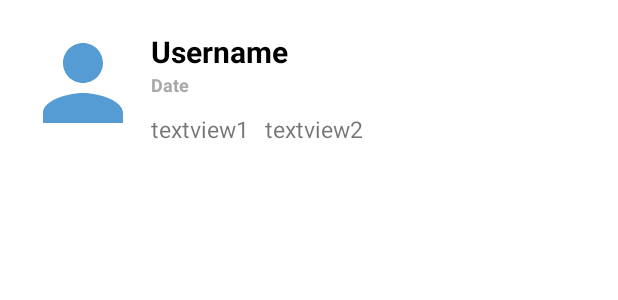
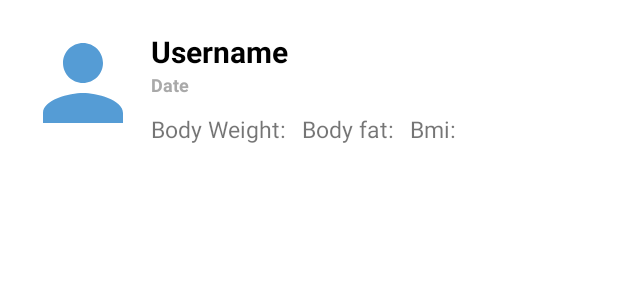
Before and after one commit to o-huang/FinalProjectCS5520, an Android app: the layout share_public_list_items.xml on its own in the app's theme, with its tools: preview values and no code run, on a phone screen of 412 x 824 dp. Shown: the top 300 px of the screen. Run offline under Robolectric (Android 15) with nearby library versions, the phone set to English and light mode, and no system bars.

Commit message:
Added calculation to bmi and show on public page

```diff
--- a/app/src/main/java/edu/northeastern/finalprojectcs5520/sharePublicActivity/SharePublic.java
+++ b/app/src/main/java/edu/northeastern/finalprojectcs5520/sharePublicActivity/SharePublic.java
@@ -55,8 +55,8 @@ public class SharePublic extends AppCompatActivity {
 
                                 String bodyWeight = "Weight: " + (String) ((HashMap) value).get("recordWeight");
                                 String bodyFat = "Body Fat: " + (String) ((HashMap) value).get("bodyFatPercent");
-
-                                sharePublicUserInfoList.add(new SharePublicInfo(username, dateCorrectFormat, bodyWeight, bodyFat));
+                                String bodyBmi = "Body Bmi: " + (String) ((HashMap) value).get("bmi");
+                                sharePublicUserInfoList.add(new SharePublicInfo(username, dateCorrectFormat, bodyWeight, bodyFat,bodyBmi));
                             }
                         });
                     }
--- a/app/src/main/java/edu/northeastern/finalprojectcs5520/sharePublicActivity/SharePublicRecyclerAdapter.java
+++ b/app/src/main/java/edu/northeastern/finalprojectcs5520/sharePublicActivity/SharePublicRecyclerAdapter.java
@@ -33,6 +33,7 @@ public class SharePublicRecyclerAdapter extends RecyclerView.Adapter<SharePublic
         holder.date.setText(sharePublicList.get(position).getDate());
         holder.bodyWeight.setText(sharePublicList.get(position).getBodyWeight());
         holder.bodyFat.setText(sharePublicList.get(position).getBodyFat());
+        holder.bodyBmi.setText(sharePublicList.get(position).getBodyBmi());
     }
 
     @Override
--- a/app/src/main/java/edu/northeastern/finalprojectcs5520/sharePublicActivity/SharePublicViewHolder.java
+++ b/app/src/main/java/edu/northeastern/finalprojectcs5520/sharePublicActivity/SharePublicViewHolder.java
@@ -14,6 +14,7 @@ public class SharePublicViewHolder extends RecyclerView.ViewHolder {
     public TextView date;
     public TextView bodyWeight;
     public TextView bodyFat;
+    public TextView bodyBmi;
 
     public SharePublicViewHolder(@NonNull View itemView) {
         super(itemView);
@@ -21,5 +22,6 @@ public class SharePublicViewHolder extends RecyclerView.ViewHolder {
         this.date = itemView.findViewById(R.id.public_date);
         this.bodyWeight = itemView.findViewById(R.id.public_bodyweight);
         this.bodyFat = itemView.findViewById(R.id.public_bodyfat);
+        this.bodyBmi = itemView.findViewById(R.id.public_bmi);
     }
 }
--- a/app/src/main/res/layout/share_public_list_items.xml
+++ b/app/src/main/res/layout/share_public_list_items.xml
@@ -47,28 +47,7 @@
             android:textSize="12sp"
             />
 
-<!--        <TextView-->
-<!--            android:id="@+id/public_bodyweight"-->
 
-<!--            android:layout_width="match_parent"-->
-<!--            android:layout_height="wrap_content"-->
-<!--            android:layout_margin="1dp"-->
-<!--            android:layout_weight="1"-->
-<!--            android:textSize="15sp"-->
-<!--            android:textColor="#000"-->
-
-<!--            android:text="Body Weight" />-->
-
-<!--        <TextView-->
-<!--            android:id="@+id/public_bodyfat"-->
-<!--            android:layout_width="match_parent"-->
-<!--            android:layout_height="wrap_content"-->
-<!--            android:layout_margin="1dp"-->
-<!--            android:layout_weight="1"-->
-<!--            android:textSize="15sp"-->
-<!--            android:textColor="#000"-->
-
-<!--            android:text="Body Fat" />-->
         <LinearLayout
             android:layout_width="wrap_content"
             android:layout_height="wrap_content"
@@ -78,23 +57,34 @@
                 android:id="@+id/public_bodyweight"
                 android:layout_width="wrap_content"
                 android:layout_height="wrap_content"
-                android:layout_weight="1"
+                android:layout_weight=".3"
                 android:layout_margin="5dp"
                 android:ellipsize="end"
 
                 android:textSize="15sp"
-                android:text="textview1" />
+                android:text="Body Weight:" />
 
             <TextView
                 android:id="@+id/public_bodyfat"
                 android:layout_width="wrap_content"
                 android:layout_height="wrap_content"
-                android:layout_weight="0"
+                android:layout_weight=".3"
                 android:layout_margin="5dp"
                 android:ellipsize="end"
 
                 android:textSize="15sp"
-                android:text="textview2" />
+                android:text="Body fat:" />
+
+            <TextView
+                android:id="@+id/public_bmi"
+                android:layout_width="wrap_content"
+                android:layout_height="wrap_content"
+                android:layout_weight=".3"
+                android:layout_margin="5dp"
+                android:ellipsize="end"
+
+                android:textSize="15sp"
+                android:text="Bmi:" />
 
 
         </LinearLayout>
```
Also changed, not shown: app/src/main/java/edu/northeastern/finalprojectcs5520/RecordWeight.java (+60 -8 lines), app/src/main/java/edu/northeastern/finalprojectcs5520/sharePublicActivity/SharePublicInfo.java (+13 -1 lines).
